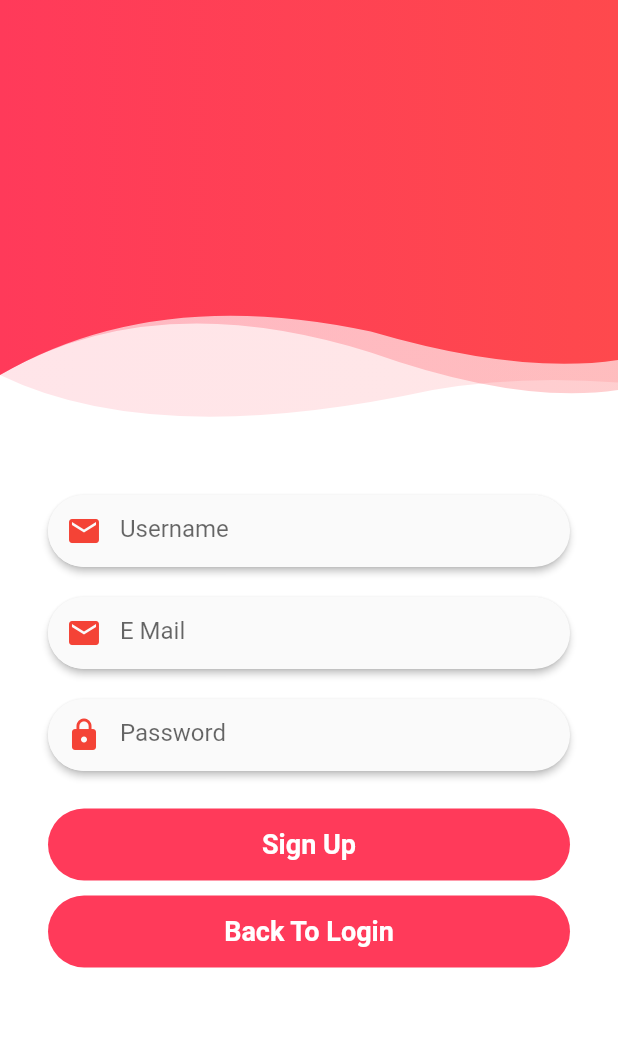
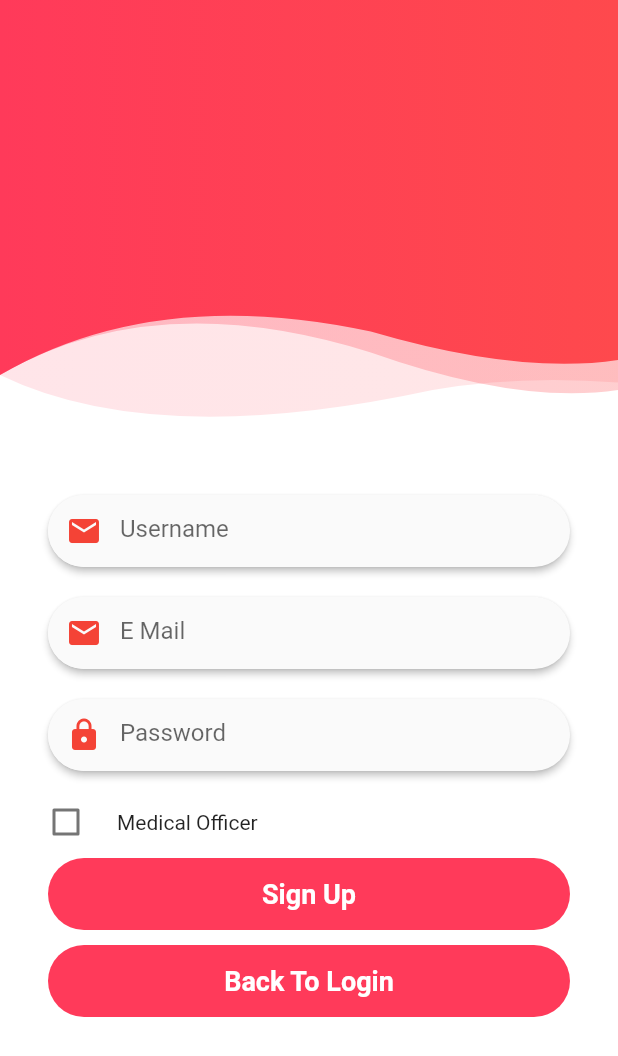
Before and after one commit to dulajdanu/sos-ambulance, a Flutter app: the screen it shows after launch, after a tap on "Login", after a tap on "Sign Up", on a phone screen of 412 x 824 dp. Shown: the top 1056 px of the screen. Run offline on Flutter 3.47's test engine with Material 2 defaults, Android fonts, the phone set to English and light mode, and no system bars; our stand-ins replace cloud_firestore, firebase_auth, shared_preferences; accounts and stored records are empty.

Commit message:
login according to role implemented

```diff
--- a/lib/ui/LoginPage.dart
+++ b/lib/ui/LoginPage.dart
@@ -19,9 +19,10 @@ class _LoginSevenPageState extends State<LoginSevenPage> {
   final GlobalKey<FormState> _singUpFormKeyValue = GlobalKey<FormState>();
 
   String email, passowrd, uname;
-  bool _isLoading, pressed;
+  bool _isLoading, pressed, isPatient;
   String _errorMessage;
   bool error = false;
+  bool isAmb = false;
 
   void login() async {
     if (_loginFormKeyValue.currentState.validate()) {
@@ -36,7 +37,7 @@ class _LoginSevenPageState extends State<LoginSevenPage> {
         String userId = "";
         print("inside try");
         print(widget.auth);
-        userId = await widget.auth.signIn(email, passowrd);
+        userId = await widget.auth.signIn(email, passowrd, isAmb);
         print("after");
         print('Signed in: $userId');
         setState(() {
@@ -77,7 +78,7 @@ class _LoginSevenPageState extends State<LoginSevenPage> {
         String userId = "";
         print("inside try");
         print(widget.auth);
-        userId = await widget.auth.signUp(email, passowrd, uname);
+        userId = await widget.auth.signUp(email, passowrd, uname, isAmb);
         print("after");
         print('Signed in: $userId');
         setState(() {
@@ -312,7 +313,29 @@ class _LoginSevenPageState extends State<LoginSevenPage> {
             ),
           ),
           SizedBox(
-            height: 25,
+            height: 10,
+          ),
+          Row(
+            children: <Widget>[
+              SizedBox(
+                width: 20,
+              ),
+              Checkbox(
+                  value: isAmb,
+                  onChanged: (bool val) {
+                    print(val);
+                    setState(() {
+                      isAmb = val;
+                    });
+                  }),
+              SizedBox(
+                width: 10,
+              ),
+              Text("Medical Officer")
+            ],
+          ),
+          SizedBox(
+            height: 20,
           ),
           Padding(
               padding: EdgeInsets.symmetric(horizontal: 32),
@@ -548,7 +571,26 @@ class _LoginSevenPageState extends State<LoginSevenPage> {
             ),
           ),
           SizedBox(
-            height: 25,
+            height: 10,
+          ),
+          Row(
+            children: <Widget>[
+              SizedBox(
+                width: 20,
+              ),
+              Checkbox(
+                  value: isAmb,
+                  onChanged: (bool val) {
+                    print(val);
+                    setState(() {
+                      isAmb = val;
+                    });
+                  }),
+              SizedBox(
+                width: 10,
+              ),
+              Text("Medical Officer")
+            ],
           ),
           Padding(
               padding: EdgeInsets.symmetric(horizontal: 32),
```
Also changed, not shown: lib/authentication.dart (+62 -5 lines).
